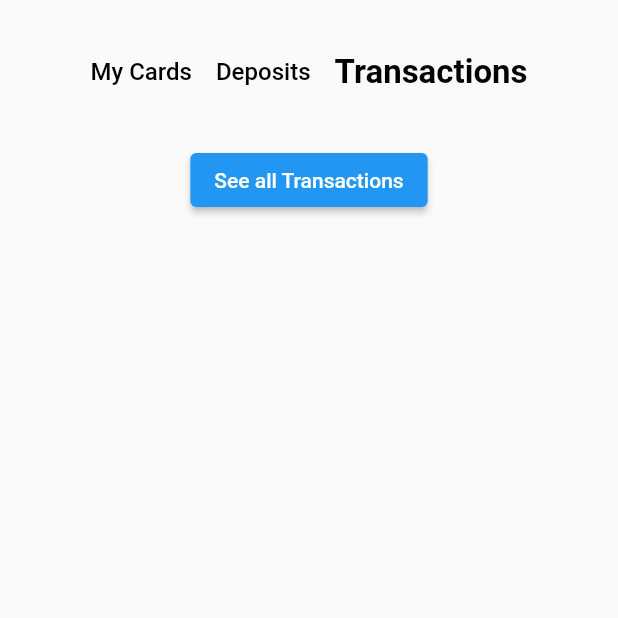
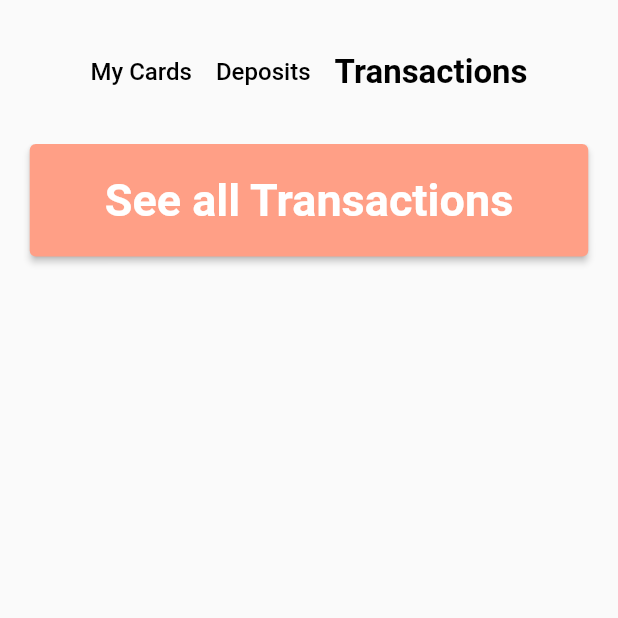
Before and after one commit to Akib7/finance-mobile-app, a Flutter app: the TopTabBar screen opened directly, item 3 of the bottom bar chosen, on a phone screen of 412 x 824 dp, the top half of it. Run offline on Flutter 3.47's test engine with Material 2 defaults, Android fonts, the phone set to English and light mode, and no system bars; drawn by our look-alikes of buttons_tabbar; our stand-ins replace cloud_firestore, firebase_auth, firebase_core, get, image_picker, persistent_bottom_nav_bar; accounts and stored records are empty; network calls fail.

Commit message:
started working on the transaction page

```diff
--- a/lib/screens/transaction.dart
+++ b/lib/screens/transaction.dart
@@ -1,3 +1,4 @@
+import 'package:finance_mobile_app/widgets/constants.dart';
 import 'package:flutter/material.dart';
 
 class Transaction extends StatelessWidget {
@@ -13,6 +14,11 @@ class Transaction extends StatelessWidget {
               child: ElevatedButton(
                 onPressed: () {},
                 child: const Text('See all Transactions'),
+                style: ElevatedButton.styleFrom(
+                    primary: login_color,
+                    padding: EdgeInsets.symmetric(horizontal: 50, vertical: 20),
+                    textStyle:
+                        TextStyle(fontSize: 30, fontWeight: FontWeight.bold)),
               ),
             ),
           ],
```
